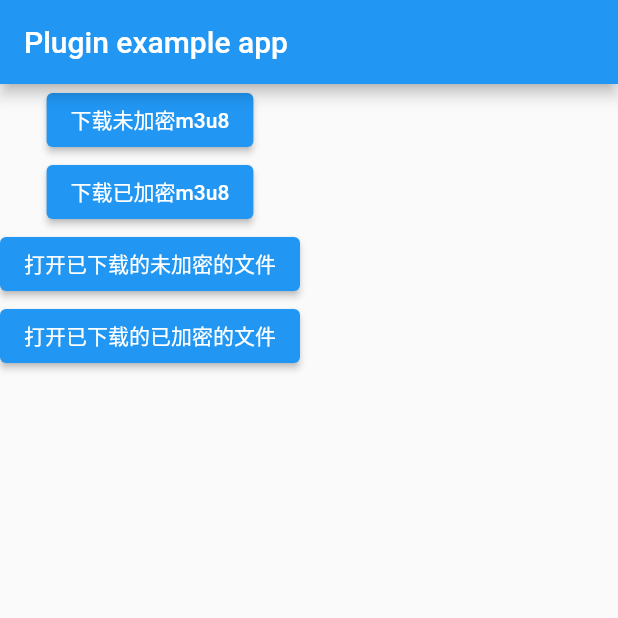
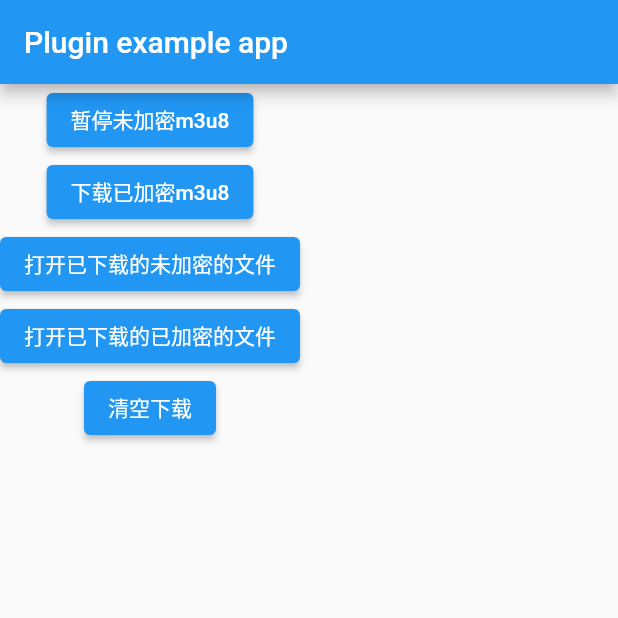
Before and after one commit to lytian/m3u8_downloader, a Flutter app: the screen it shows after launch, after a tap on "下载未加密m3u8", on a phone screen of 412 x 824 dp, the top half of it. Run offline on Flutter 3.47's test engine with Material 2 defaults, Android fonts, the phone set to English and light mode, and no system bars; our stand-ins replace open_file, permission_handler.

Commit message:
refactor: 重构整体代码

```diff
--- a/example/lib/main.dart
+++ b/example/lib/main.dart
@@ -20,11 +20,12 @@ class MyApp extends StatefulWidget {
 class _MyAppState extends State<MyApp> {
 
   ReceivePort _port = ReceivePort();
+  String? _downloadingUrl;
 
-  // 未加密的url地址
-  String url1 = "https://videomy.yongaomy.com/20210721/xxxxxxx/index.m3u8";
-  // 加密的url地址
-  String url2 = "https://video.huishenghuo888888.com/douyin/20210722/xxxxxxx/index.m3u8";
+  // 未加密的url地址（喜羊羊与灰太狼之决战次时代）
+  String url1 = "https://cdn.605-zy.com/20210713/MiJecHrZ/index.m3u8";
+  // 加密的url地址（火影忍者疾风传）
+  String url2 = "https://v3.dious.cc/20201116/SVGYv7Lo/index.m3u8";
 
   @override
   void initState() {
@@ -33,16 +34,18 @@ class _MyAppState extends State<MyApp> {
   }
 
   void initAsync() async {
-    WidgetsFlutterBinding.ensureInitialized();
-
     String saveDir = await _findSavePath();
     M3u8Downloader.initialize(
-        saveDir: saveDir,
-        debugMode: false,
         onSelect: () async {
           print('下载成功点击');
           return null;
         }
+    );
+    M3u8Downloader.config(
+      saveDir: saveDir,
+      threadCount: 5,
+      convertMp4: true,
+      debugMode: true
     );
     // 注册监听器
     IsolateNameServer.registerPortWithName(_port.sendPort, 'downloader_send_port');
@@ -108,10 +111,22 @@ class _MyAppState extends State<MyApp> {
         body: Column(
           children: <Widget>[
             ElevatedButton(
-              child: Text("下载未加密m3u8"),
+                child: Text("${_downloadingUrl == url1 ? '暂停' : '下载'}未加密m3u8"),
                 onPressed: () {
+                  if (_downloadingUrl == url1) {
+                    // 暂停
+                    setState(() {
+                      _downloadingUrl = null;
+                    });
+                    M3u8Downloader.pause(url1);
+                    return;
+                  }
+                  // 下载
                   _checkPermission().then((hasGranted) async {
                     if (hasGranted) {
+                      setState(() {
+                        _downloadingUrl = url1;
+                      });
                       M3u8Downloader.download(
                           url: url1,
                           name: "下载未加密m3u8",
@@ -123,10 +138,22 @@ class _MyAppState extends State<MyApp> {
                   });
                 }),
             ElevatedButton(
-              child: Text("下载已加密m3u8"),
+              child: Text("${_downloadingUrl == url2 ? '暂停' : '下载'}已加密m3u8"),
               onPressed: () {
+                if (_downloadingUrl == url2) {
+                  // 暂停
+                  setState(() {
+                    _downloadingUrl = null;
+                  });
+                  M3u8Downloader.pause(url2);
+                  return;
+                }
+                // 下载
                 _checkPermission().then((hasGranted) async {
                   if (hasGranted) {
+                    setState(() {
+                      _downloadingUrl = url2;
+                    });
                     M3u8Downloader.download(
                         url: url2,
                         name: "下载已加密m3u8",
@@ -155,9 +182,18 @@ class _MyAppState extends State<MyApp> {
                 var res = await M3u8Downloader.getSavePath(url2);
                 print(res);
                 File mp4 = File(res['mp4']);
+                print(mp4);
                 if (mp4.existsSync()) {
                   OpenFile.open(res['mp4']);
                 }
+              },
+            ),
+            ElevatedButton(
+              child: Text("清空下载"),
+              onPressed: () async {
+                await M3u8Downloader.delete(url1);
+                await M3u8Downloader.delete(url2);
+                print("清理完成");
               },
             ),
           ],
--- a/lib/m3u8_downloader.dart
+++ b/lib/m3u8_downloader.dart
@@ -8,40 +8,28 @@ import 'callback_dispatcher.dart';
 typedef CallbackHandle? _GetCallbackHandle(Function callback);
 typedef SelectNotificationCallback = Future<dynamic> Function();
 
+
 class M3u8Downloader {
   static const MethodChannel _channel = const MethodChannel('vincent/m3u8_downloader', JSONMethodCodec());
   static _GetCallbackHandle _getCallbackHandle = (Function callback) => PluginUtilities.getCallbackHandle(callback);
-
   static SelectNotificationCallback? _onSelectNotification;
+  static bool _initialized = false;
 
 
   ///  初始化下载器
   ///  在使用之前必须调用
   ///
-  /// - [saveDir] 文件保存位置
-  /// - [showNotification] 是否显示通知
-  /// - [isConvert] 是否转成mp4
-  /// - [connTimeout] 网络连接超时时间
-  /// - [readTimeout] 文件读取超时时间
-  /// - [threadCount] 同时下载的线程数
-  /// - [debugMode] 调试模式
   /// - [onSelect] 点击通知的回调
   static Future<bool> initialize({
-    String? saveDir,
-    bool showNotification = true,
-    bool isConvert = true,
-    int? connTimeout,
-    int? readTimeout,
-    int? threadCount,
-    bool? debugMode,
     SelectNotificationCallback? onSelect
   }) async {
+    assert(!_initialized, 'M3u8Downloader.initialize() must be called only once!');
+
     final CallbackHandle? handle = _getCallbackHandle(callbackDispatcher);
-
     if (handle == null) {
       return false;
     }
-    if (showNotification && onSelect != null) {
+    if (onSelect != null) {
       _onSelectNotification = onSelect;
     }
     _channel.setMethodCallHandler((MethodCall call) {
@@ -56,16 +44,39 @@ class M3u8Downloader {
       }
     });
 
-
     final bool? r = await _channel.invokeMethod<bool>('initialize',{
       "handle": handle.toRawHandle(),
+    });
+    _initialized = r ?? false;
+    return _initialized;
+  }
+
+  ///  下载配置
+  ///
+  /// - [saveDir] 文件保存位置
+  /// - [showNotification] 是否显示通知
+  /// - [convertMp4] 是否转成mp4
+  /// - [connTimeout] 网络连接超时时间
+  /// - [readTimeout] 文件读取超时时间
+  /// - [threadCount] 同时下载的线程数
+  /// - [debugMode] 调试模式
+  static Future<bool> config({
+    String? saveDir,
+    bool showNotification = true,
+    bool convertMp4 = false,
+    int? connTimeout,
+    int? readTimeout,
+    int? threadCount,
+    bool? debugMode,
+  }) async {
+    final bool? r = await _channel.invokeMethod<bool>('config',{
       "saveDir": saveDir,
       "showNotification": showNotification,
-      "isConvert": isConvert,
+      "convertMp4": convertMp4,
       "connTimeout": connTimeout,
       "readTimeout": readTimeout,
       "threadCount": threadCount,
-      "debugMode": debugMode
+      "debugMode": debugMode,
     });
     return r ?? false;
   }
@@ -73,7 +84,7 @@ class M3u8Downloader {
   /// 下载文件
   ///
   /// - [url] 下载链接地址
-  /// - [name] 下载文件名。(通知标题)
+  /// - [name] 下载文件名(通知标题)
   /// - [progressCallback] 下载进度回调
   /// - [successCallback] 下载成功回调
   /// - [errorCallback] 下载失败回调
@@ -85,6 +96,8 @@ class M3u8Downloader {
     Function? errorCallback
   }) async {
     assert(url.isNotEmpty && name.isNotEmpty);
+    assert(_initialized, 'M3u8Downloader.initialize() must be called first!');
+
     Map<String, dynamic> params = {
       "url": url,
       "name": name,
@@ -115,31 +128,29 @@ class M3u8Downloader {
   ///
   /// - [url] 暂停指定的链接地址
   static void pause(String url) async {
-    assert(url.isNotEmpty);
-
-    await _channel.invokeMethod("pause", { "url": url });
+    assert(_initialized, 'M3u8Downloader.initialize() must be called first!');
+    await _channel.invokeMethod("pause", {
+      "url": url
+    });
   }
 
-  /// 取消下载
+  /// 删除下载
   ///
   /// - [url] 下载链接地址
-  /// - [isDelete] 取消时是否删除文件
-  static void cancel(String url, { bool isDelete = false}) async {
+  static Future<bool> delete(String url) async {
     assert(url.isNotEmpty);
+    assert(_initialized, 'M3u8Downloader.initialize() must be called first!');
 
-    await _channel.invokeMethod("cancel", { "url": url, "isDelete": isDelete });
+    return await _channel.invokeMethod("delete", {
+      "url": url
+    }) ?? false;
   }
 
   /// 下载状态
   static Future<bool> isRunning() async {
+    assert(_initialized, 'M3u8Downloader.initialize() must be called first!');
     bool isRunning = await _channel.invokeMethod("isRunning");
     return isRunning;
-  }
-
-  /// 通过url获取M3U8路径
-  /// - [url] 请求的URL
-  static Future<String> getM3U8Path(String url) async {
-    return await _channel.invokeMethod("getM3U8Path", { "url": url });
   }
 
   /// 通过URL获取保存的路径
```
Also changed, not shown: example/pubspec.yaml (+18 -9 lines), pubspec.yaml (+12 -8 lines), 93 other files. Lines whose indentation alone changed are shown as unchanged.
